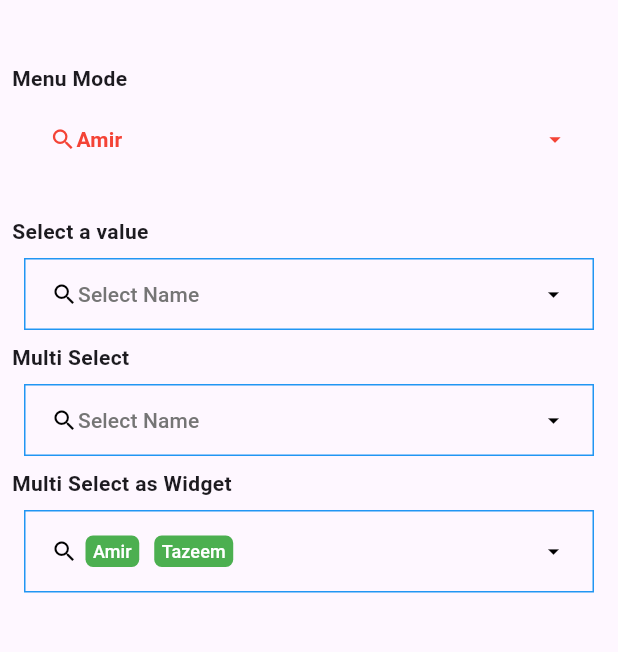
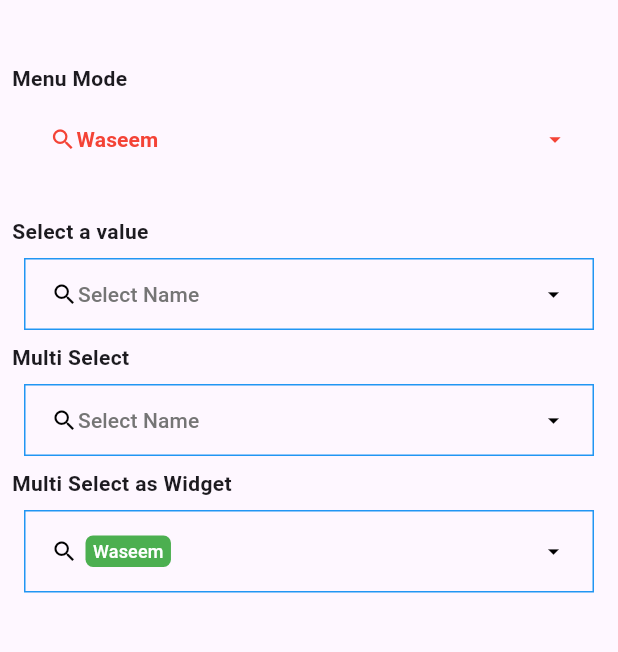
Before and after one commit to waseem-ct/new-custom-searchable-dropdown, a Flutter app: the screen it shows after launch, on a phone screen of 412 x 824 dp, the part 63-715 px from its top. Run offline on Flutter 3.47's test engine with Material 3 defaults, Android fonts, the phone set to English and light mode, and no system bars.

Commit message:
feat: Update example app and migrate to null safety (main)
The example app has been updated with a new list of names,
and the project has been migrated to null safety.  Several
unnecessary files and comments have also been removed.

```diff
--- a/example/lib/main.dart
+++ b/example/lib/main.dart
@@ -1,5 +1,4 @@
 import 'dart:convert';
-
 import 'package:custom_searchable_dropdown/custom_searchable_dropdown.dart';
 import 'package:flutter/material.dart';
 
@@ -15,18 +14,7 @@ class MyApp extends StatelessWidget {
       title: 'Flutter Demo',
       theme: ThemeData(
         // This is the theme of your application.
-        //
-        // Try running your application with "flutter run". You'll see the
-        // application has a blue toolbar. Then, without quitting the app, try
-        // changing the primarySwatch below to Colors.green and then invoke
-        // "hot reload" (press "r" in the console where you ran "flutter run",
-        // or simply save your changes to "hot reload" in a Flutter IDE).
-        // Notice that the counter didn't reset back to zero; the application
-        // is not restarted.
         primarySwatch: Colors.blue,
-        // This makes the visual density adapt to the platform that you run
-        // the app on. For desktop platforms, the controls will be smaller and
-        // closer together (more dense) than on mobile platforms.
         visualDensity: VisualDensity.adaptivePlatformDensity,
       ),
       home: MyHomePage(
@@ -39,15 +27,6 @@ class MyApp extends StatelessWidget {
 class MyHomePage extends StatefulWidget {
   MyHomePage({Key? key, required this.title}) : super(key: key);
 
-  // This widget is the home page of your application. It is stateful, meaning
-  // that it has a State object (defined below) that contains fields that affect
-  // how it looks.
-
-  // This class is the configuration for the state. It holds the values (in this
-  // case the title) provided by the parent (in this case the App widget) and
-  // used by the build method of the State. Fields in a Widget subclass are
-  // always marked "final".
-
   final String title;
 
   @override
@@ -55,15 +34,15 @@ class MyHomePage extends StatefulWidget {
 }
 
 class _MyHomePageState extends State<MyHomePage> {
+  // Updated list with Indian Muslim names including Waseem
   List listToSearch = [
-    {'name': 'Amir', 'class': 12},
-    {'name': 'Raza', 'class': 11},
-    {'name': 'Praksh', 'class': 10},
-    {'name': 'Nikhil', 'class': 9},
-    {'name': 'Sandeep', 'class': 8},
-    {'name': 'Tazeem', 'class': 7},
-    {'name': 'Najaf', 'class': 6},
-    {'name': 'Izhar', 'class': 5},
+    {'name': 'Waseem', 'class': 12},
+    {'name': 'Ayaan', 'class': 9},
+    {'name': 'Zain', 'class': 7},
+    {'name': 'Noor', 'class': 6},
+    {'name': 'Sarah', 'class': 5},
+    {'name': 'Omar', 'class': 4},
+    {'name': 'Layla', 'class': 3},
   ];
 
   var selected;
@@ -86,7 +65,7 @@ class _MyHomePageState extends State<MyHomePage> {
                   dropdownHintText: 'Search For Name Here... ',
                   showLabelInMenu: true,
                   initialValue: [
-                    {'parameter': 'name', 'value': 'Amir'}
+                    {'parameter': 'name', 'value': 'Waseem'}
                   ],
                   dropdownItemStyle: TextStyle(color: Colors.red),
                   primaryColor: Colors.red,
@@ -163,8 +142,8 @@ class _MyHomePageState extends State<MyHomePage> {
                 padding: const EdgeInsets.all(8.0),
                 child: CustomSearchableDropDown(
                   initialValue: [
-                    {'parameter': 'name', 'value': 'Amir'},
-                    {'parameter': 'name', 'value': 'Tazeem'}
+                    {'parameter': 'name', 'value': 'Waseem'},
+                    {'parameter': 'name', 'value': 'Akhtar'}
                   ],
                   items: listToSearch,
                   label: 'Select Name',
@@ -191,7 +170,7 @@ class _MyHomePageState extends State<MyHomePage> {
             ],
           ),
         ),
-      ), // This trailing comma makes auto-formatting nicer for build methods.
+      ),
     );
   }
 }
--- a/example/pubspec.yaml
+++ b/example/pubspec.yaml
@@ -18,7 +18,7 @@ publish_to: 'none' # Remove this line if you wish to publish to pub.dev
 version: 1.0.0+1
 
 environment:
-  sdk: ">=2.7.0 <3.0.0"
+  sdk: ">=2.12.0 <4.0.0"
 
 dependencies:
   flutter:
```
Also changed, not shown: 16 other files.
